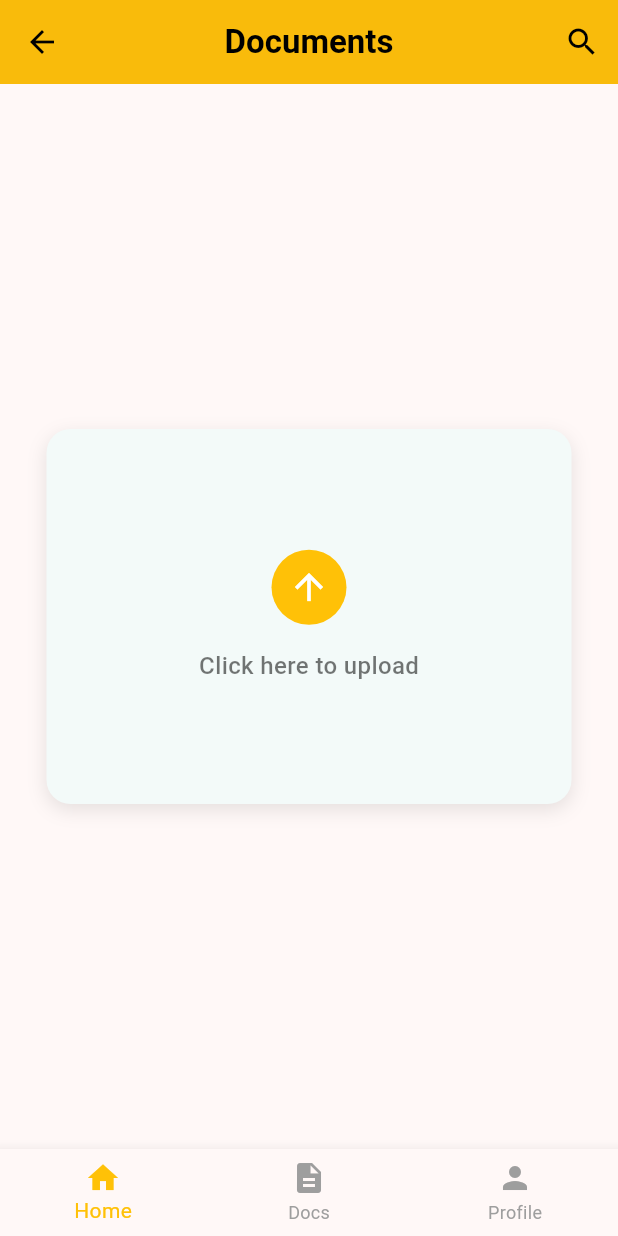
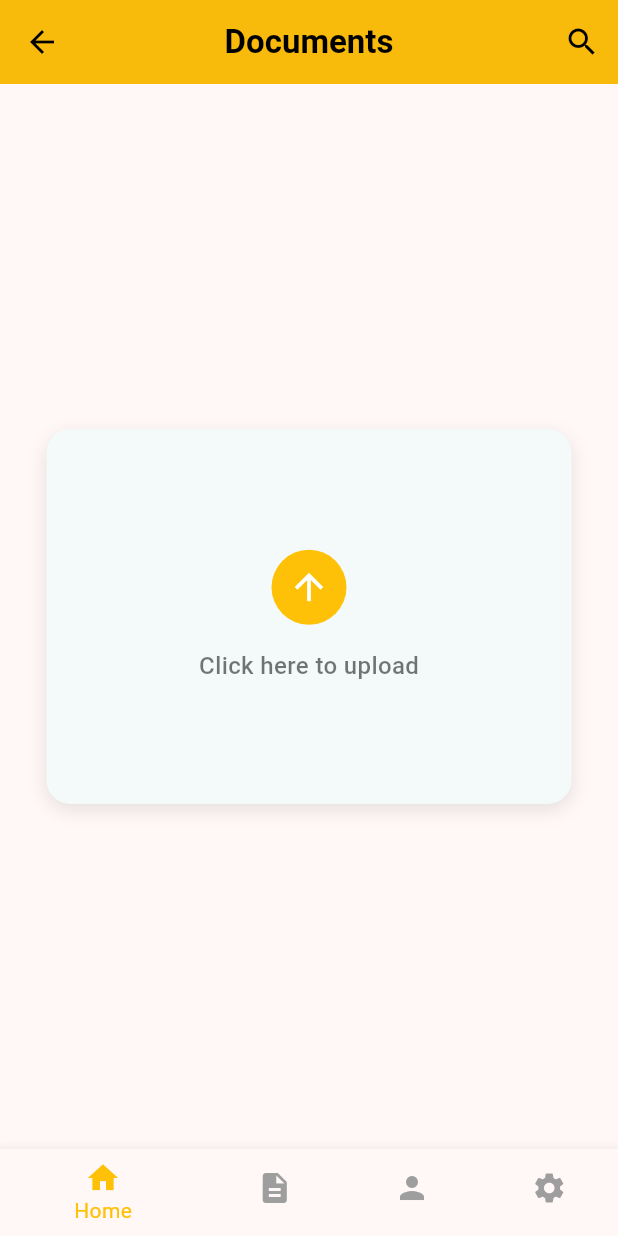
Before and after one commit to Tejaareddy/flutterproject, a Flutter app: the screen it shows after launch, on a phone screen of 412 x 824 dp. Run offline on Flutter 3.47's test engine with Material 3 defaults, Android fonts, the phone set to English and light mode, and no system bars.

Commit message:
nav updated

```diff
--- a/lib/main.dart
+++ b/lib/main.dart
@@ -154,6 +154,7 @@ class DocumentsScreen extends StatelessWidget {
           BottomNavigationBarItem(icon: Icon(Icons.home), label: 'Home'),
           BottomNavigationBarItem(icon: Icon(Icons.description), label: 'Docs'),
           BottomNavigationBarItem(icon: Icon(Icons.person), label: 'Profile'),
+          BottomNavigationBarItem(icon: Icon(Icons.settings), label: 'settings'),
         ],
       ),
     );
```
